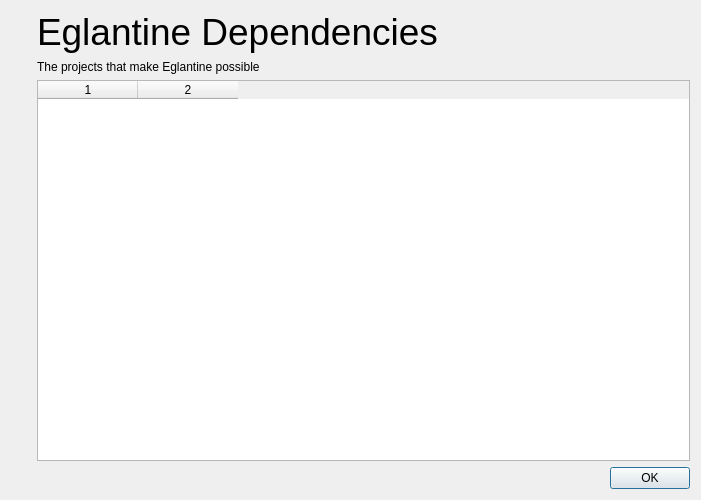
Old version of the form src/yuzu/deps_dialog.ui in the repository joaotominsilva-dev/Charis-Emu.
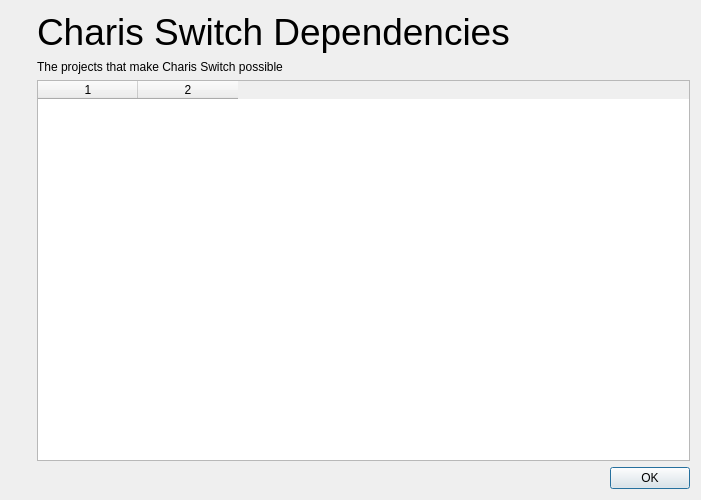
New version of the form. Icons and pictures are not drawn.

Commit message: Charis 1.1: full Charis branding, Portuguese, covers, continue card, updates, Moonlight merge

The edit to the form file:
```diff
--- a/src/yuzu/deps_dialog.ui
+++ b/src/yuzu/deps_dialog.ui
@@ -69,7 +69,7 @@
           </sizepolicy>
          </property>
          <property name="text">
-          <string>&lt;html&gt;&lt;head/&gt;&lt;body&gt;&lt;p&gt;&lt;span style=&quot; font-size:28pt;&quot;&gt;Eglantine Dependencies&lt;/span&gt;&lt;/p&gt;&lt;/body&gt;&lt;/html&gt;</string>
+          <string>&lt;html&gt;&lt;head/&gt;&lt;body&gt;&lt;p&gt;&lt;span style=&quot; font-size:28pt;&quot;&gt;Charis Switch Dependencies&lt;/span&gt;&lt;/p&gt;&lt;/body&gt;&lt;/html&gt;</string>
          </property>
         </widget>
        </item>
@@ -82,7 +82,7 @@
           </sizepolicy>
          </property>
          <property name="text">
-        <string>&lt;html&gt;&lt;head/&gt;&lt;body&gt;&lt;p&gt;The projects that make Eglantine possible&lt;/p&gt;&lt;/body&gt;&lt;/html&gt;</string>
+        <string>&lt;html&gt;&lt;head/&gt;&lt;body&gt;&lt;p&gt;The projects that make Charis Switch possible&lt;/p&gt;&lt;/body&gt;&lt;/html&gt;</string>
          </property>
         </widget>
        </item>
```
Left out of the diff: 2 changed lines with no effect on the pictures. The commit also changes 45 other files.
